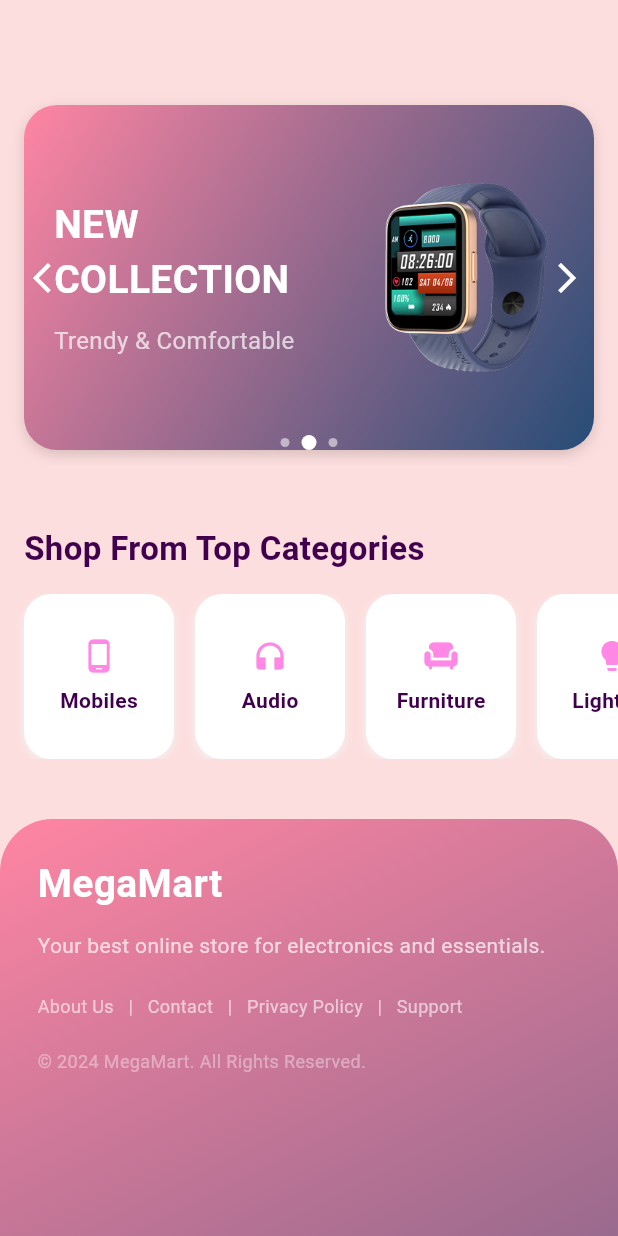
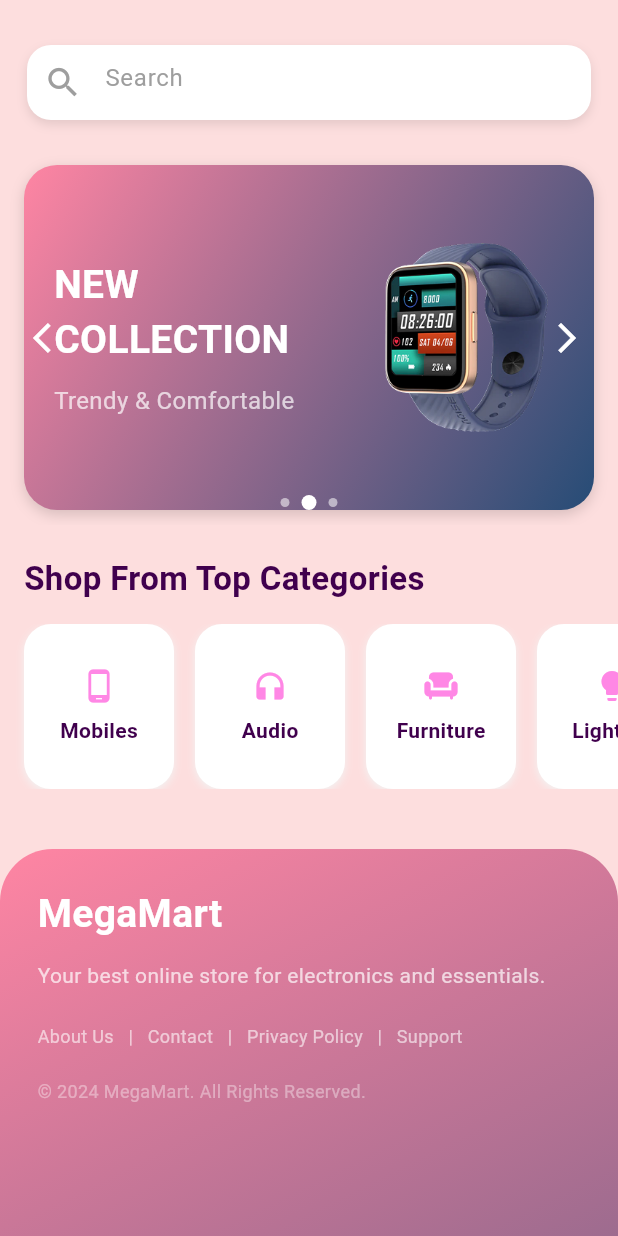
Before and after one commit to sanajlilati5-hub/progrem, a Flutter app: the screen it shows after launch, after a tap on the "arrow forward ios" icon, on a phone screen of 412 x 824 dp. Run offline on Flutter 3.47's test engine with Material 3 defaults, Android fonts, the phone set to English and light mode, and no system bars; our stand-ins replace supabase_flutter; accounts and stored records are empty.

Commit message:
رفع كل التعديلات الجديدة والمعدلة

```diff
--- a/lib/homePage.dart
+++ b/lib/homePage.dart
@@ -2,6 +2,7 @@ import 'package:flutter/material.dart';
 import 'package:flutter_application_1/CategoriesSection.dart';
 import 'package:flutter_application_1/FooterSection.dart';
 import 'package:flutter_application_1/HeroSection.dart';
+import 'package:flutter_application_1/search.dart';
 
 class HomePage extends StatelessWidget {
   const HomePage({super.key});
@@ -14,9 +15,11 @@ class HomePage extends StatelessWidget {
         child: Column(
           crossAxisAlignment: CrossAxisAlignment.start,
           children: const [
-            SizedBox(height: 60),
+            SizedBox(height: 30),
+            Search(),
+            SizedBox(height: 20),
             HeroSection(),
-            SizedBox(height: 40),
+            SizedBox(height: 20),
             CategoriesSection(),
             SizedBox(height: 40),
             FooterSection(),
--- a/lib/main.dart
+++ b/lib/main.dart
@@ -1,7 +1,13 @@
 import 'package:flutter/material.dart';
 import 'package:flutter_application_1/homePage.dart';
+import 'package:supabase_flutter/supabase_flutter.dart';
 
-void main() {
+void main() async {
+  WidgetsFlutterBinding.ensureInitialized();
+  await Supabase.initialize(
+      anonKey:
+          "eyJhbGciOiJIUzI1NiIsInR5cCI6IkpXVCJ9.eyJpc3MiOiJzdXBhYmFzZSIsInJlZiI6ImNqaXdlZ3hhYnBpZXhuYXpkb2NsIiwicm9sZSI6ImFub24iLCJpYXQiOjE3NjM0NDcyNjAsImV4cCI6MjA3OTAyMzI2MH0.wKSY6xGXa-0qh_IhYeu7iXVEo_HFQE3Xe7QiM4cjnjw",
+      url: "https://cjiwegxabpiexnazdocl.supabase.co");
   runApp(const MyApp());
 }
 
--- /dev/null
+++ b/lib/search.dart
@@ -0,0 +1,42 @@
+import 'package:flutter/material.dart';
+
+class Search extends StatelessWidget {
+  final Function(String)? onChanged;
+  const Search({super.key, this.onChanged});
+
+  @override
+  Widget build(BuildContext context) {
+    return Padding(
+      padding: EdgeInsets.only(left: 18, right: 18),
+      child: Container(
+        width: double.infinity,
+        height: 50,
+        decoration: BoxDecoration(
+          color: Colors.white,
+          borderRadius: BorderRadius.circular(16),
+          boxShadow: [
+            BoxShadow(
+              color: Colors.black.withOpacity(0.1),
+              blurRadius: 5,
+              offset: Offset(0, 3),
+            ),
+          ],
+        ),
+        child: TextField(
+          onChanged: onChanged,
+          decoration: InputDecoration(
+            border: InputBorder.none,
+            prefixIcon: Icon(
+              Icons.search,
+              size: 26,
+              color: Colors.grey,
+            ),
+            hintText: "Search",
+            hintStyle: TextStyle(color: Colors.grey, fontSize: 16),
+            contentPadding: EdgeInsets.symmetric(vertical: 16),
+          ),
+        ),
+      ),
+    );
+  }
+}
--- a/pubspec.yaml
+++ b/pubspec.yaml
@@ -35,6 +35,7 @@ dependencies:
   # The following adds the Cupertino Icons font to your application.
   # Use with the CupertinoIcons class for iOS style icons.
   cupertino_icons: ^1.0.6
+  supabase_flutter: ^2.10.3
 
 dev_dependencies:
   flutter_test:
```
Also changed, not shown: lib/CategoriesSection.dart (+38 -5 lines), lib/models/models_categories.dart (added, +88 -0 lines), lib/pageproduct/page_audio.dart (added, +62 -0 lines), lib/pageproduct/page_furniture.dart (added, +64 -0 lines), lib/pageproduct/page_lighting.dart (added, +66 -0 lines), lib/pageproduct/page_mobile.dart (added, +66 -0 lines), lib/services/auth.dart (added, +16 -0 lines), lib/services/node.dart (added, +12 -0 lines), pubspec.lock, 5 other files.
